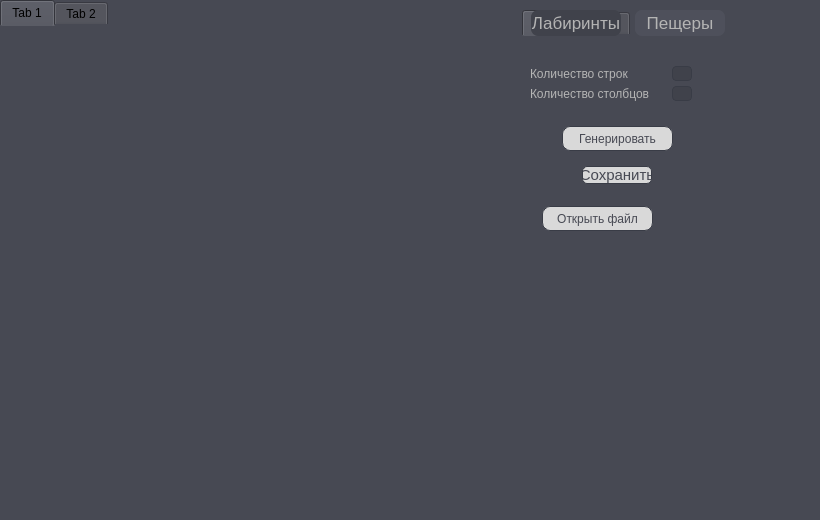
Before: the Qt Designer form src/View/mainwindow.ui in Lunarskii/Maze, drawn with Qt 5.
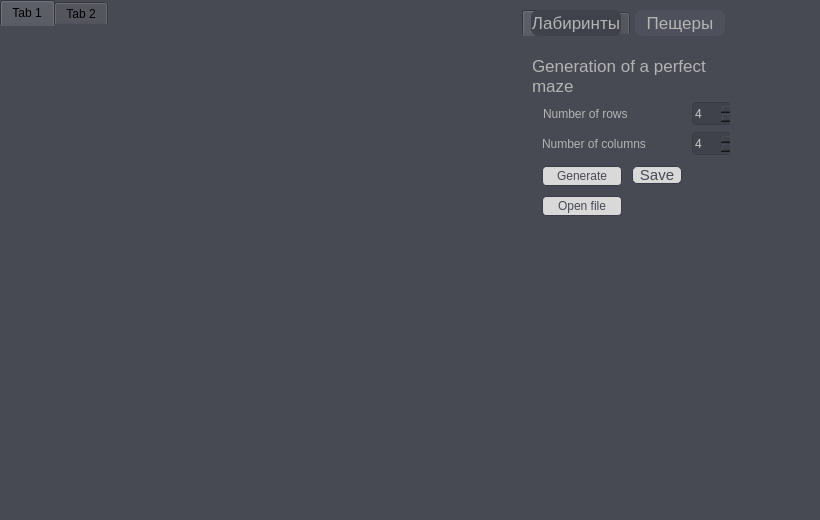
After: the same form once the commit is applied. The open tabs and pages were chosen to show the change.

The edit to the form file:
```diff
--- a/src/View/mainwindow.ui
+++ b/src/View/mainwindow.ui
@@ -93,8 +93,8 @@
      <widget class="QLabel" name="label_3">
       <property name="geometry">
        <rect>
-        <x>8</x>
-        <y>30</y>
+        <x>21</x>
+        <y>70</y>
         <width>140</width>
         <height>16</height>
        </rect>
@@ -105,14 +105,14 @@
 border: 1px;</string>
       </property>
       <property name="text">
-       <string>Количество строк</string>
+       <string>Number of rows</string>
       </property>
      </widget>
      <widget class="QLabel" name="label_4">
       <property name="geometry">
        <rect>
-        <x>8</x>
-        <y>50</y>
+        <x>20</x>
+        <y>100</y>
         <width>140</width>
         <height>16</height>
        </rect>
@@ -123,48 +123,16 @@
 border: 1px;</string>
       </property>
       <property name="text">
-       <string>Количество столбцов</string>
-      </property>
-     </widget>
-     <widget class="QLineEdit" name="mazeRows">
-      <property name="geometry">
-       <rect>
-        <x>150</x>
-        <y>30</y>
-        <width>20</width>
-        <height>15</height>
-       </rect>
-      </property>
-      <property name="styleSheet">
-       <string notr="true">color: #C8C8C8;
-background-color: #40424B;
-border: 1px solid #393C46;
-border-radius: 4;</string>
-      </property>
-     </widget>
-     <widget class="QLineEdit" name="mazeCols">
-      <property name="geometry">
-       <rect>
-        <x>150</x>
-        <y>50</y>
-        <width>20</width>
-        <height>15</height>
-       </rect>
-      </property>
-      <property name="styleSheet">
-       <string notr="true">color: #C8C8C8;
-background-color: #40424B;
-border: 1px solid #393C46;
-border-radius: 4;</string>
+       <string>Number of columns</string>
       </property>
      </widget>
      <widget class="QPushButton" name="pushButtonGenerateMaze">
       <property name="geometry">
        <rect>
-        <x>40</x>
-        <y>90</y>
-        <width>111</width>
-        <height>25</height>
+        <x>20</x>
+        <y>130</y>
+        <width>80</width>
+        <height>20</height>
        </rect>
       </property>
       <property name="styleSheet">
@@ -172,22 +140,22 @@
 	color: #474953;
 	background-color: #D9D9D9;
 	border: 1px solid #393C46;
-	border-radius: 8;
+	border-radius: 4;
 }
 QPushButton:hover {
 	background-color: #BDBDBD;
 }</string>
       </property>
       <property name="text">
-       <string>Генерировать</string>
+       <string>Generate</string>
       </property>
      </widget>
      <widget class="QPushButton" name="pushButtonSaveMaze">
       <property name="geometry">
        <rect>
-        <x>60</x>
+        <x>110</x>
         <y>130</y>
-        <width>70</width>
+        <width>50</width>
         <height>18</height>
        </rect>
       </property>
@@ -208,16 +176,16 @@
 }</string>
       </property>
       <property name="text">
-       <string>Сохранить</string>
+       <string>Save</string>
       </property>
      </widget>
      <widget class="QPushButton" name="pushButtonOpenMaze">
       <property name="geometry">
        <rect>
         <x>20</x>
-        <y>170</y>
-        <width>111</width>
-        <height>25</height>
+        <y>160</y>
+        <width>80</width>
+        <height>20</height>
        </rect>
       </property>
       <property name="styleSheet">
@@ -225,14 +193,88 @@
 	color: #474953;
 	background-color: #D9D9D9;
 	border: 1px solid #393C46;
-	border-radius: 8;
+	border-radius: 4;
 }
 QPushButton:hover {
 	background-color: #BDBDBD;
 }</string>
       </property>
       <property name="text">
-       <string>Открыть файл</string>
+       <string>Open file</string>
+      </property>
+     </widget>
+     <widget class="QSpinBox" name="spinBoxMazeRows">
+      <property name="geometry">
+       <rect>
+        <x>170</x>
+        <y>66</y>
+        <width>44</width>
+        <height>23</height>
+       </rect>
+      </property>
+      <property name="styleSheet">
+       <string notr="true">color: #C8C8C8;
+background-color: #40424B;
+border: 1px solid #393C46;
+border-radius: 4;</string>
+      </property>
+      <property name="minimum">
+       <number>1</number>
+      </property>
+      <property name="maximum">
+       <number>50</number>
+      </property>
+      <property name="value">
+       <number>4</number>
+      </property>
+     </widget>
+     <widget class="QSpinBox" name="spinBoxMazeCols">
+      <property name="geometry">
+       <rect>
+        <x>170</x>
+        <y>96</y>
+        <width>44</width>
+        <height>23</height>
+       </rect>
+      </property>
+      <property name="styleSheet">
+       <string notr="true">color: #C8C8C8;
+background-color: #40424B;
+border: 1px solid #393C46;
+border-radius: 4;</string>
+      </property>
+      <property name="minimum">
+       <number>1</number>
+      </property>
+      <property name="maximum">
+       <number>50</number>
+      </property>
+      <property name="value">
+       <number>4</number>
+      </property>
+     </widget>
+     <widget class="QLabel" name="label_5">
+      <property name="geometry">
+       <rect>
+        <x>10</x>
+        <y>19</y>
+        <width>200</width>
+        <height>41</height>
+       </rect>
+      </property>
+      <property name="font">
+       <font>
+        <pointsize>13</pointsize>
+       </font>
+      </property>
+      <property name="styleSheet">
+       <string notr="true">color: #B4B4B4;
+background-color: rgba( 255, 255, 255, 0% );
+border: 1px;</string>
+      </property>
+      <property name="text">
+       <string>Generation of a perfect
+maze</string>
       </property>
      </widget>
     </widget>
```
Left out of the diff: 4 changed lines with no effect on the pictures.
